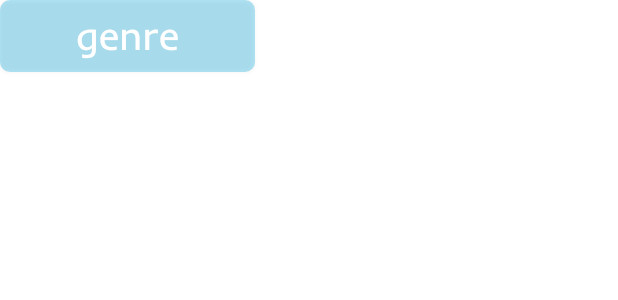
After one commit to antoineTsinga/streamavailability, an Android app: the layout card_genre_movie.xml on its own in the app's theme, with its tools: preview values and no code run, on a phone screen of 412 x 824 dp. The commit adds this screen. Shown: the top 300 px of the screen. Run offline under Robolectric (Android 15) with nearby library versions, the phone set to English and light mode, and no system bars.

Commit message:
Card_Genre_Movie

```diff
--- /dev/null
+++ b/app/src/main/res/drawable/rectangle_bg_light_blue_600_3f_radius_10.xml
@@ -0,0 +1,5 @@
+<?xml version="1.0" encoding="UTF-8"?>
+<shape android:shape="rectangle" xmlns:android="http://schemas.android.com/apk/res/android">
+    <solid android:color="@color/purple_100"/>
+    <corners android:radius="10px"/>
+</shape>
--- /dev/null
+++ b/app/src/main/res/font/inder.xml
@@ -0,0 +1,3 @@
+<?xml version="1.0" encoding="UTF-8"?><font-family xmlns:app="http://schemas.android.com/apk/res-auto">
+    <font app:font="@font/inderregular" app:fontWeight="400"/>
+</font-family>
--- /dev/null
+++ b/app/src/main/res/font/inter.xml
@@ -0,0 +1,3 @@
+<?xml version="1.0" encoding="UTF-8"?><font-family xmlns:app="http://schemas.android.com/apk/res-auto">
+    <font app:font="@font/interregular" app:fontWeight="400"/>
+</font-family>
--- /dev/null
+++ b/app/src/main/res/font/roboto.xml
@@ -0,0 +1,4 @@
+<?xml version="1.0" encoding="UTF-8"?><font-family xmlns:app="http://schemas.android.com/apk/res-auto">
+    <font app:font="@font/robotomedium" app:fontWeight="500"/>
+    <font app:font="@font/robotoregular" app:fontWeight="400"/>
+</font-family>
--- /dev/null
+++ b/app/src/main/res/layout/card_genre_movie.xml
@@ -0,0 +1,23 @@
+<?xml version="1.0" encoding="utf-8"?>
+<LinearLayout xmlns:android="http://schemas.android.com/apk/res/android"
+    android:layout_width="match_parent"
+    android:layout_height="match_parent"
+    xmlns:tools="http://schemas.android.com/tools"
+    android:orientation="horizontal">
+
+    <androidx.appcompat.widget.AppCompatButton
+        android:ellipsize="end"
+        android:gravity="center"
+        android:id="@+id/btnAny"
+        android:layout_height="wrap_content"
+        android:layout_width="170dp"
+        android:singleLine="true"
+        android:text="@string/genre"
+        android:textAllCaps="false"
+        style="@style/btnSolid"
+        tools:text="genre"/>
+
+
+
+
+</LinearLayout>
--- a/app/src/main/res/values/strings.xml
+++ b/app/src/main/res/values/strings.xml
@@ -21,5 +21,6 @@
     <string name="movie_image">movie image</string>
     <string name="title_movie">title movie</string>
     <string name="movie_type">Movie</string>
+    <string name="genre">Genre</string>
 
 </resources>
--- a/app/src/main/res/values/styles.xml
+++ b/app/src/main/res/values/styles.xml
@@ -1,14 +1,18 @@
 <?xml version="1.0" encoding="utf-8"?>
-<resources>
+<resources xmlns:tools="http://schemas.android.com/tools">
     <style name="title_section">
-
         <item name="android:textSize">
             16dp
         </item>
-
         <item name="android:textColor">
             #FFFFFF
         </item>
-
+    </style>
+    <style name="btnSolid">
+        <item name="android:textSize">40px</item>
+        <item name="android:textColor">@color/white</item>
+        <item name="android:fontFamily">@font/inder</item>
+        <item name="android:textFontWeight" tools:targetApi="p">400</item>
+        <item name="android:background">@drawable/rectangle_bg_light_blue_600_3f_radius_10</item>
     </style>
 </resources>
--- a/build.gradle
+++ b/build.gradle
@@ -4,7 +4,7 @@
 buildscript {
 
     dependencies {
-        classpath 'com.google.gms:google-services:4.3.4'
+        classpath 'com.google.gms:google-services:4.3.14'
     }
 }
 
```
Also changed, not shown: app/src/main/java/com/streamavailability/Adapter/category/CategoryViewHolder.java (added, +19 -0 lines), app/src/main/java/com/streamavailability/Model/Category.java (added, +14 -0 lines), app/src/main/java/com/streamavailability/ui/category/CategoryFragment.java (+53 -5 lines), app/src/main/res/layout/fragment_category.xml (+8 -12 lines), app/src/main/res/font/inderregular.ttf (added), app/src/main/res/font/interregular.ttf (added), app/src/main/res/font/robotomedium.ttf (added), app/src/main/res/font/robotoregular.ttf (added).
